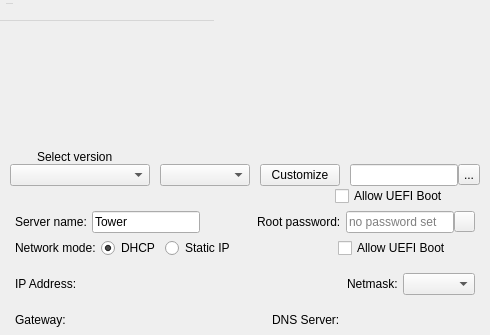
Above: creator.ui from unraid/usb-creator before the change; both pictures show x 0 to 490 and y 0 to 335 of the 490 by 572 pixel window. Below: the same form after it.
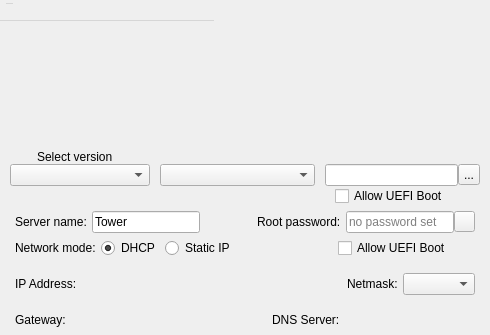
That is the form after the change. Icons and pictures are not drawn. Custom widgets are drawn as their Qt base class.

Commit message: Eliminate Customize button

Diff of the .ui file:
```diff
--- a/creator.ui
+++ b/creator.ui
@@ -216,28 +216,6 @@
           </property>
          </widget>
         </item>
-        <item>
-         <widget class="QPushButton" name="CustomizeButton">
-          <property name="maximumSize">
-           <size>
-            <width>107</width>
-            <height>16777215</height>
-           </size>
-          </property>
-          <property name="text">
-           <string>Customize</string>
-          </property>
-          <property name="checkable">
-           <bool>true</bool>
-          </property>
-          <property name="checked">
-           <bool>false</bool>
-          </property>
-          <property name="autoDefault">
-           <bool>false</bool>
-          </property>
-         </widget>
-        </item>
         <item>
          <layout class="QHBoxLayout" name="horizontalLayout_2">
           <property name="spacing">
```
The commit also changes 1 other file.
